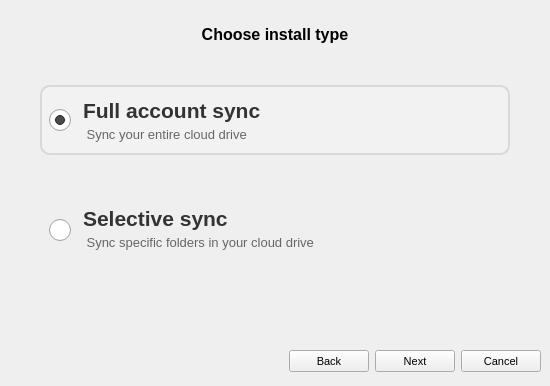
meganz/MEGAsync, file Source/MEGASync/gui/win/SetupWizard.ui: the form before one commit.
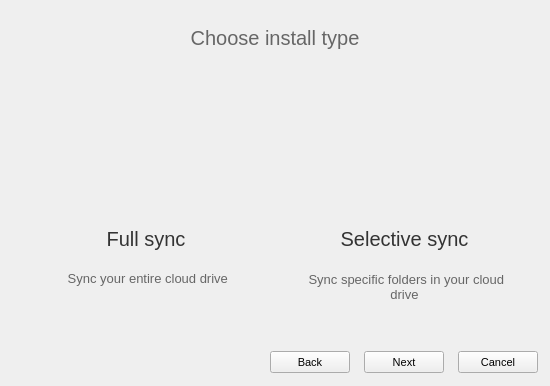
The form after the commit. The open tabs and pages were chosen to show the change. Icons and pictures are not drawn.

Commit message:
New design of the setup assistant for Windows and Linux
New application icon

```diff
--- a/Source/MEGASync/gui/win/SetupWizard.ui
+++ b/Source/MEGASync/gui/win/SetupWizard.ui
@@ -39,6 +39,7 @@
 QRadioButton::indicator {
      width: 22px;
      height: 22px;
+	
  }
 
 QScrollBar:horizontal {
@@ -62,14 +63,7 @@
 	color: red;
 }
 
-#wTypicalSetup
-{
-	background: rgb(242,242,242);
-	border: 2px solid rgb(217, 217, 217);
-	border-radius: 10px;
-}
-
-#wAdvancedSetup
+#wAdvancedSetup, #wTypicalSetup
 {
 	background: transparent;
 }
@@ -104,7 +98,48 @@
 font-weight: bold;
 }
 
-</string>
+#lLocalFolder, #lMegaFolder
+{
+	margin-top:2px;	
+	margin-left: -3px;
+}
+
+#pBCreateAccountHeader
+{
+	border:none;
+	
+}
+
+#lWelcome
+{
+font-size:20px;
+font: &quot;Helvetica&quot;;
+font-weight: normal;
+color: #666666;
+margin-bottom: 9px;
+}
+
+#label_2, #label_6, #lFinalMegaFolderIntro
+{
+	font: &quot;Helvetica&quot;;
+	font-size: 13px;
+	font-weight: normal;
+	color: #666666;
+}
+
+#lCreateAccount, #lProgress, #lSetupType, #lAdvancedSetup
+{
+	font: &quot;Helvetica&quot;;
+	font-weight: normal;
+	color: #666666;
+	font-size:20px;
+}
+#lLogin
+{
+	font: &quot;Helvetica&quot;;
+	font-weight: normal;
+	color: #666666;
+}</string>
   </property>
   <layout class="QVBoxLayout" name="verticalLayout">
    <property name="spacing">
@@ -115,6 +150,9 @@
    </property>
    <item>
     <widget class="QStackedWidget" name="sPages">
+     <property name="styleSheet">
+      <string notr="true">background-image: url(&quot;:/images/background.png&quot;);</string>
+     </property>
      <property name="currentIndex">
       <number>0</number>
      </property>
@@ -565,69 +603,124 @@
       </layout>
      </widget>
      <widget class="QWidget" name="pSetupType">
+      <property name="styleSheet">
+       <string notr="true">background: transparent;</string>
+      </property>
       <layout class="QVBoxLayout" name="verticalLayout_5">
        <property name="spacing">
-        <number>40</number>
+        <number>20</number>
        </property>
        <property name="leftMargin">
-        <number>40</number>
+        <number>15</number>
        </property>
        <property name="topMargin">
-        <number>25</number>
+        <number>26</number>
        </property>
        <property name="rightMargin">
-        <number>40</number>
+        <number>15</number>
        </property>
        <item>
         <widget class="QLabel" name="lSetupType">
+         <property name="sizePolicy">
+          <sizepolicy hsizetype="Preferred" vsizetype="Maximum">
+           <horstretch>0</horstretch>
+           <verstretch>0</verstretch>
+          </sizepolicy>
+         </property>
          <property name="minimumSize">
           <size>
            <width>0</width>
-           <height>20</height>
+           <height>0</height>
           </size>
          </property>
          <property name="maximumSize">
           <size>
            <width>16777215</width>
-           <height>40</height>
+           <height>16777215</height>
           </size>
          </property>
          <property name="font">
           <font>
            <pointsize>-1</pointsize>
-           <weight>75</weight>
-           <bold>true</bold>
+           <weight>50</weight>
+           <italic>false</italic>
+           <bold>false</bold>
           </font>
          </property>
+         <property name="styleSheet">
+          <string notr="true">font-size:20px;
+font: &quot;Helvetica&quot;;
+font-weight: normal;
+color: #666666;</string>
+         </property>
          <property name="text">
           <string>Choose install type</string>
          </property>
          <property name="alignment">
           <set>Qt::AlignHCenter|Qt::AlignTop</set>
          </property>
+         <property name="margin">
+          <number>0</number>
+         </property>
         </widget>
        </item>
+       <item>
+        <widget class="QWidget" name="wOptions" native="true">
+         <layout class="QHBoxLayout" name="horizontalLayout_5">
+          <property name="leftMargin">
+           <number>0</number>
+          </property>
+          <property name="topMargin">
+           <number>0</number>
+          </property>
+          <property name="rightMargin">
+           <number>0</number>
+          </property>
        <item>
         <widget class="QWidget" name="wTypicalSetup" native="true">
          <property name="minimumSize">
           <size>
-           <width>0</width>
-           <height>70</height>
+              <width>240</width>
+              <height>236</height>
           </size>
          </property>
          <property name="maximumSize">
           <size>
-           <width>500</width>
-           <height>70</height>
-          </size>
-         </property>
-         <layout class="QHBoxLayout" name="horizontalLayout_3" stretch="0,1">
+              <width>240</width>
+              <height>236</height>
+             </size>
+            </property>
+            <property name="styleSheet">
+             <string notr="true"/>
+            </property>
+            <layout class="QVBoxLayout" name="verticalLayout_12" stretch="0,0">
+             <property name="spacing">
+              <number>12</number>
+             </property>
+             <property name="topMargin">
+              <number>21</number>
+             </property>
+             <property name="bottomMargin">
+              <number>0</number>
+             </property>
           <item>
-           <widget class="QRadioButton" name="rTypicalSetup">
+              <widget class="QPushButton" name="rTypicalSetup">
+               <property name="sizePolicy">
+                <sizepolicy hsizetype="Preferred" vsizetype="Preferred">
+                 <horstretch>0</horstretch>
+                 <verstretch>0</verstretch>
+                </sizepolicy>
+               </property>
+               <property name="minimumSize">
+                <size>
+                 <width>0</width>
+                 <height>14</height>
+                </size>
+               </property>
             <property name="maximumSize">
              <size>
               <width>16777215</width>
-              <height>50</height>
+                 <height>90</height>
              </size>
             </property>
             <property name="font">
@@ -636,10 +729,8 @@
              </font>
             </property>
             <property name="styleSheet">
-             <string notr="true">border: none;</string>
-            </property>
-            <property name="text">
-             <string/>
+                <string notr="true">background: transparent;
+border: none;</string>
             </property>
             <property name="icon">
              <iconset resource="Resources.qrc">
@@ -647,67 +738,126 @@
             </property>
             <property name="iconSize">
              <size>
-              <width>48</width>
-              <height>48</height>
-             </size>
-            </property>
-            <property name="checked">
+                 <width>90</width>
+                 <height>90</height>
+                </size>
+               </property>
+               <property name="checkable">
              <bool>true</bool>
             </property>
+               <property name="checked">
+                <bool>false</bool>
+               </property>
            </widget>
           </item>
           <item>
            <widget class="QWidget" name="widget_3" native="true">
+               <property name="sizePolicy">
+                <sizepolicy hsizetype="Preferred" vsizetype="Maximum">
+                 <horstretch>0</horstretch>
+                 <verstretch>0</verstretch>
+                </sizepolicy>
+               </property>
             <property name="minimumSize">
              <size>
               <width>0</width>
-              <height>48</height>
+                 <height>0</height>
              </size>
             </property>
             <property name="maximumSize">
              <size>
               <width>16777215</width>
-              <height>48</height>
-             </size>
-            </property>
+                 <height>16777215</height>
+                </size>
+               </property>
+               <property name="styleSheet">
+                <string notr="true">background: transparent;
+</string>
+               </property>
             <layout class="QVBoxLayout" name="verticalLayout_11">
              <property name="spacing">
-              <number>0</number>
+                 <number>8</number>
              </property>
              <property name="margin">
               <number>0</number>
              </property>
              <item>
               <widget class="QLabel" name="lTypicalHeader">
+                  <property name="sizePolicy">
+                   <sizepolicy hsizetype="Preferred" vsizetype="Maximum">
+                    <horstretch>0</horstretch>
+                    <verstretch>0</verstretch>
+                   </sizepolicy>
+                  </property>
+                  <property name="minimumSize">
+                   <size>
+                    <width>0</width>
+                    <height>48</height>
+                   </size>
+                  </property>
+                  <property name="maximumSize">
+                   <size>
+                    <width>16777215</width>
+                    <height>48</height>
+                   </size>
+                  </property>
                <property name="styleSheet">
-                <string notr="true"/>
+                   <string notr="true">background: transparent;
+
+font-size:20px;
+font: &quot;Helvetica&quot;;
+font-weight: normal;
+color: #333333;
+</string>
                </property>
                <property name="text">
-                <string>Full account sync</string>
+                   <string>Full sync</string>
+                  </property>
+                  <property name="alignment">
+                   <set>Qt::AlignCenter</set>
+                  </property>
+                  <property name="wordWrap">
+                   <bool>true</bool>
                </property>
               </widget>
              </item>
              <item>
               <widget class="QLabel" name="lTypicalDesc">
+                  <property name="minimumSize">
+                   <size>
+                    <width>0</width>
+                    <height>32</height>
+                   </size>
+                  </property>
                <property name="maximumSize">
                 <size>
                  <width>16777215</width>
-                 <height>20</height>
+                    <height>32</height>
                 </size>
                </property>
                <property name="font">
                 <font>
                  <pointsize>-1</pointsize>
+                    <weight>50</weight>
+                    <italic>false</italic>
+                    <bold>false</bold>
                 </font>
                </property>
                <property name="styleSheet">
-                <string notr="true"/>
+                   <string notr="true">font-size: 13px;
+font: &quot;Helvetica&quot;;
+font-weight: normal;
+color: #666666;
+</string>
                </property>
                <property name="text">
                 <string> Sync your entire cloud drive</string>
                </property>
                <property name="alignment">
-                <set>Qt::AlignLeading|Qt::AlignLeft|Qt::AlignVCenter</set>
+                   <set>Qt::AlignHCenter|Qt::AlignTop</set>
+                  </property>
+                  <property name="wordWrap">
+                   <bool>true</bool>
                </property>
                <property name="margin">
                 <number>0</number>
@@ -724,23 +874,50 @@
         <widget class="QWidget" name="wAdvancedSetup" native="true">
          <property name="minimumSize">
           <size>
-           <width>0</width>
-           <height>70</height>
+              <width>240</width>
+              <height>236</height>
           </size>
          </property>
          <property name="maximumSize">
           <size>
-           <width>500</width>
-           <height>70</height>
-          </size>
-         </property>
-         <layout class="QHBoxLayout" name="horizontalLayout" stretch="0,1">
+              <width>240</width>
+              <height>236</height>
+             </size>
+            </property>
+            <property name="styleSheet">
+             <string notr="true"/>
+            </property>
+            <layout class="QVBoxLayout" name="verticalLayout_13">
+             <property name="spacing">
+              <number>12</number>
+             </property>
+             <property name="leftMargin">
+              <number>12</number>
+             </property>
+             <property name="topMargin">
+              <number>21</number>
+             </property>
+             <property name="bottomMargin">
+              <number>0</number>
+             </property>
           <item>
-           <widget class="QRadioButton" name="rAdvancedSetup">
+              <widget class="QPushButton" name="rAdvancedSetup">
+               <property name="sizePolicy">
+                <sizepolicy hsizetype="Preferred" vsizetype="Preferred">
+                 <horstretch>0</horstretch>
+                 <verstretch>0</verstretch>
+                </sizepolicy>
+               </property>
+               <property name="minimumSize">
+                <size>
+                 <width>0</width>
+                 <height>14</height>
+                </size>
+               </property>
             <property name="maximumSize">
              <size>
               <width>16777215</width>
-              <height>50</height>
+                 <height>90</height>
              </size>
             </property>
             <property name="font">
@@ -749,7 +926,8 @@
              </font>
             </property>
             <property name="styleSheet">
-             <string notr="true">border: none;</string>
+                <string notr="true">background: transparent;
+border: none;</string>
             </property>
             <property name="text">
              <string/>
@@ -760,73 +938,131 @@
             </property>
             <property name="iconSize">
              <size>
-              <width>48</width>
-              <height>48</height>
-             </size>
-            </property>
+                 <width>90</width>
+                 <height>90</height>
+                </size>
+               </property>
+               <property name="checkable">
+                <bool>true</bool>
+               </property>
            </widget>
           </item>
           <item>
            <widget class="QWidget" name="widget_2" native="true">
+               <property name="sizePolicy">
+                <sizepolicy hsizetype="Preferred" vsizetype="Maximum">
+                 <horstretch>0</horstretch>
+                 <verstretch>0</verstretch>
+                </sizepolicy>
+               </property>
             <property name="minimumSize">
              <size>
               <width>0</width>
-              <height>48</height>
+                 <height>0</height>
              </size>
             </property>
             <property name="maximumSize">
              <size>
               <width>16777215</width>
-              <height>48</height>
-             </size>
-            </property>
+                 <height>16777215</height>
+                </size>
+               </property>
+               <property name="styleSheet">
+                <string notr="true">background: transparent;
+</string>
+               </property>
             <layout class="QVBoxLayout" name="verticalLayout_10">
              <property name="spacing">
-              <number>0</number>
+                 <number>8</number>
              </property>
              <property name="margin">
               <number>0</number>
              </property>
              <item>
               <widget class="QLabel" name="lAdvancedHeader">
+                  <property name="sizePolicy">
+                   <sizepolicy hsizetype="Preferred" vsizetype="Maximum">
+                    <horstretch>0</horstretch>
+                    <verstretch>0</verstretch>
+                   </sizepolicy>
+                  </property>
                <property name="minimumSize">
                 <size>
                  <width>0</width>
-                 <height>0</height>
+                    <height>48</height>
                 </size>
                </property>
                <property name="maximumSize">
                 <size>
                  <width>16777215</width>
-                 <height>60</height>
+                    <height>48</height>
                 </size>
                </property>
                <property name="font">
                 <font>
                  <pointsize>-1</pointsize>
-                 <weight>75</weight>
-                 <bold>true</bold>
+                    <weight>50</weight>
+                    <italic>false</italic>
+                    <bold>false</bold>
                 </font>
                </property>
                <property name="styleSheet">
-                <string notr="true"/>
+                   <string notr="true">font-size:20px;
+font: &quot;Helvetica&quot;;
+font-weight: normal;
+color: #333333;
+</string>
                </property>
                <property name="text">
                 <string>Selective sync</string>
                </property>
                <property name="alignment">
-                <set>Qt::AlignLeading|Qt::AlignLeft|Qt::AlignVCenter</set>
+                   <set>Qt::AlignCenter</set>
+                  </property>
+                  <property name="wordWrap">
+                   <bool>true</bool>
                </property>
               </widget>
              </item>
              <item>
               <widget class="QLabel" name="lAdvancedDesc">
+                  <property name="sizePolicy">
+                   <sizepolicy hsizetype="Preferred" vsizetype="Maximum">
+                    <horstretch>0</horstretch>
+                    <verstretch>0</verstretch>
+                   </sizepolicy>
+                  </property>
+                  <property name="minimumSize">
+                   <size>
+                    <width>0</width>
+                    <height>32</height>
+                   </size>
+                  </property>
+                  <property name="maximumSize">
+                   <size>
+                    <width>16777215</width>
+                    <height>32</height>
+                   </size>
+                  </property>
                <property name="styleSheet">
-                <string notr="true"/>
+                   <string notr="true">font-size: 13px;
+font: &quot;Helvetica&quot;;
+font-weight: normal;
+color: #666666;
+</string>
                </property>
                <property name="text">
                 <string> Sync specific folders in your cloud drive</string>
                </property>
+                  <property name="alignment">
+                   <set>Qt::AlignCenter</set>
+                  </property>
+                  <property name="wordWrap">
+                   <bool>true</bool>
+                  </property>
+                  <property name="margin">
+                   <number>0</number>
+                  </property>
               </widget>
              </item>
             </layout>
@@ -835,18 +1071,8 @@
          </layout>
         </widget>
        </item>
-       <item>
-        <spacer name="verticalSpacer_2">
-         <property name="orientation">
-          <enum>Qt::Vertical</enum>
-         </property>
-         <property name="sizeHint" stdset="0">
-          <size>
-           <width>20</width>
-           <height>40</height>
-          </size>
-         </property>
-        </spacer>
+         </layout>
+        </widget>
        </item>
       </layout>
      </widget>
@@ -1178,6 +1404,18 @@
       </size>
      </property>
      <layout class="QHBoxLayout" name="horizontalLayout_2">
+      <property name="spacing">
+       <number>14</number>
+      </property>
+      <property name="topMargin">
+       <number>15</number>
+      </property>
+      <property name="rightMargin">
+       <number>12</number>
+      </property>
+      <property name="bottomMargin">
+       <number>13</number>
+      </property>
       <item>
        <spacer name="hsButtons">
         <property name="orientation">
```
Left out of the diff: 404 changed lines with no effect on the pictures. Lines whose indentation alone changed are shown as unchanged. The commit also changes 6 other files.
